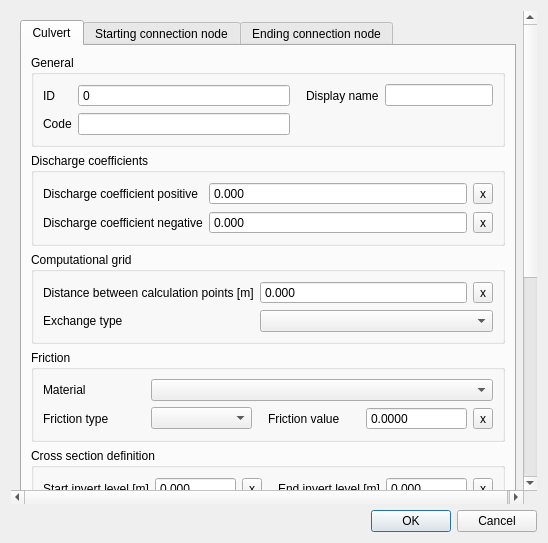
nens/threedi-schematisation-editor, file threedi_schematisation_editor/forms/ui/culvert.ui: the form before one commit.
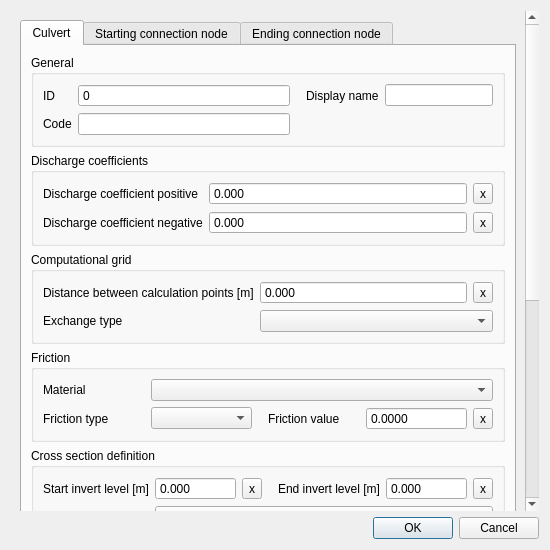
The form after the commit.

The edit to the form file:
```diff
--- a/threedi_schematisation_editor/forms/ui/culvert.ui
+++ b/threedi_schematisation_editor/forms/ui/culvert.ui
@@ -6,8 +6,8 @@
    <rect>
     <x>0</x>
     <y>0</y>
-    <width>548</width>
-    <height>543</height>
+    <width>550</width>
+    <height>550</height>
    </rect>
   </property>
   <property name="windowTitle">
@@ -34,7 +34,7 @@
        <rect>
         <x>0</x>
         <y>0</y>
-        <width>513</width>
+        <width>515</width>
         <height>770</height>
        </rect>
       </property>
```
Left out of the diff: 63 changed lines with no effect on the pictures.
